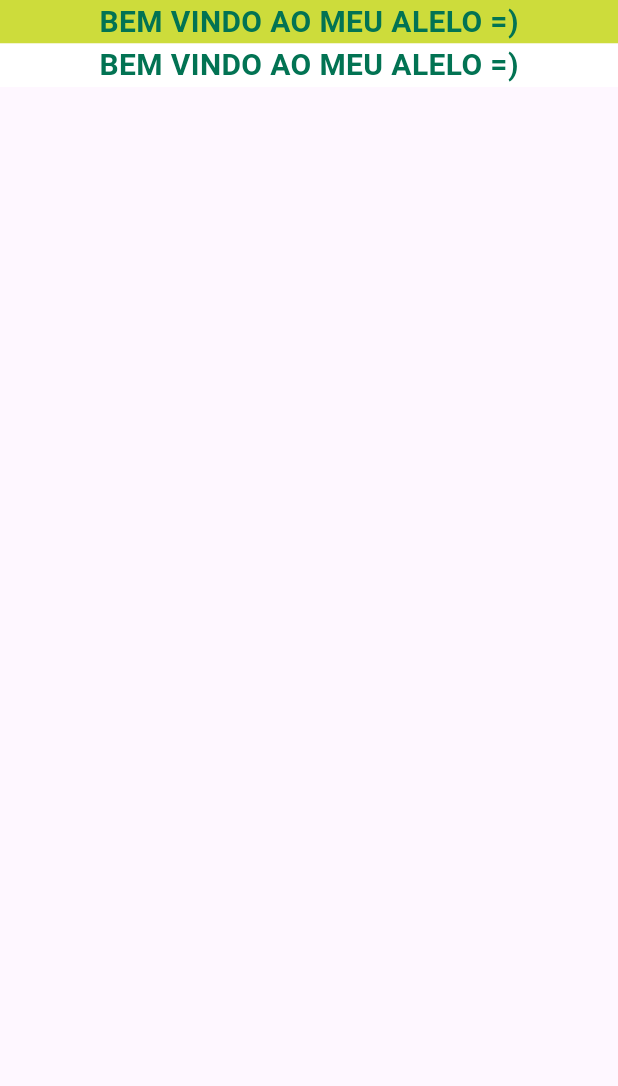
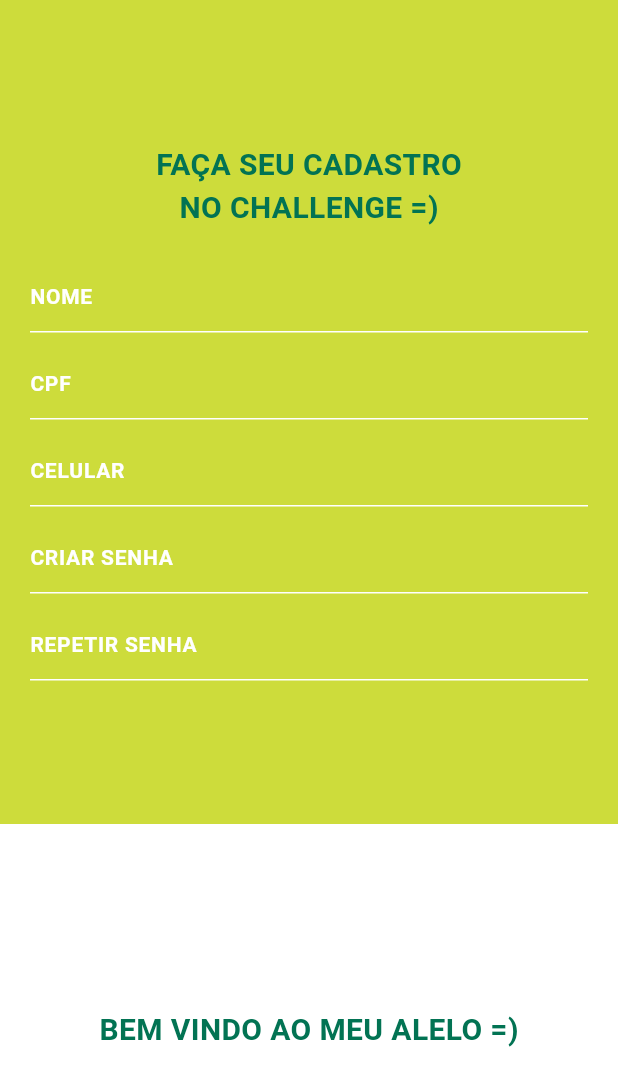
Before and after one commit to marcosalvesmacedo/my_challenge_app, a Flutter app: the screen it shows after launch, on a phone screen of 412 x 824 dp. Shown: the top 1086 px of the screen. Run offline on Flutter 3.47's test engine with Material 3 defaults, Android fonts, the phone set to English and light mode, and no system bars.

Commit message:
Criação de widget de textField personalizado e pagina remember me

```diff
--- a/lib/features/auth/presentation/remember.dart
+++ /dev/null
@@ -1,64 +0,0 @@
-import 'package:flutter/material.dart';
-
-class Remember extends StatefulWidget {
-  const Remember({super.key});
-
-  @override
-  State<Remember> createState() => _RememberState();
-}
-
-class _RememberState extends State<Remember> {
-  @override
-  Widget build(BuildContext context) {
-    return Scaffold(
-      body: SafeArea(
-        child: Center(
-          child: Expanded(
-            child: Column(
-              children: <Widget>[
-                Container(
-                  constraints: const BoxConstraints(
-                    minWidth: 500,
-                  ),
-                  color: const Color(0xFFCDDC3B),
-                  child: const Column(
-                    mainAxisAlignment: MainAxisAlignment.center,
-                    children: <Widget>[
-                      Text(
-                        'BEM VINDO AO MEU ALELO =)',
-                        style: TextStyle(
-                          color: Color(0xFF027353),
-                          fontSize: 20,
-                          fontWeight: FontWeight.bold,
-                        ),
-                      ),
-                    ],
-                  ),
-                ),
-                Container(
-                  constraints: const BoxConstraints(
-                    minWidth: 500,
-                  ),
-                  color: Colors.white,
-                  child: const Column(
-                    mainAxisAlignment: MainAxisAlignment.center,
-                    children: <Widget>[
-                      Text(
-                        'BEM VINDO AO MEU ALELO =)',
-                        style: TextStyle(
-                          color: Color(0xFF027353),
-                          fontSize: 20,
-                          fontWeight: FontWeight.bold,
-                        ),
-                      ),
-                    ],
-                  ),
-                ),
-              ],
-            ),
-          ),
-        ),
-      ),
-    );
-  }
-}
--- a/lib/main.dart
+++ b/lib/main.dart
@@ -1,6 +1,6 @@
 import 'package:flutter/material.dart';
-import 'package:my_challenge_app/features/auth/presentation/auth.dart';
-import 'package:my_challenge_app/features/auth/presentation/remember.dart';
+import 'package:my_challenge_app/src/features/auth/presentation/auth.dart';
+import 'package:my_challenge_app/src/features/auth/presentation/remember.dart';
 
 void main() {
   runApp(const MyChallengeApp());
--- /dev/null
+++ b/lib/src/features/auth/presentation/remember.dart
@@ -0,0 +1,115 @@
+import 'package:flutter/material.dart';
+import 'package:my_challenge_app/src/widgets/custom_text_field.dart';
+
+class Remember extends StatefulWidget {
+  const Remember({super.key});
+
+  @override
+  State<Remember> createState() => _RememberState();
+}
+
+class _RememberState extends State<Remember> {
+  @override
+  Widget build(BuildContext context) {
+    return Scaffold(
+      body: SafeArea(
+        child: Center(
+          child: Row(
+            mainAxisAlignment: MainAxisAlignment.center,
+            children: [
+              Column(
+                children: <Widget>[
+                  Expanded(
+                    flex: 2,
+                    child: Container(
+                      width: MediaQuery.of(context).size.width,
+                      padding: const EdgeInsets.all(20),
+                      color: const Color(0xFFCDDC3B),
+                      child: const Column(
+                        mainAxisAlignment: MainAxisAlignment.center,
+                        children: <Widget>[
+                          Text(
+                            'FAÇA SEU CADASTRO',
+                            style: TextStyle(
+                              color: Color(0xFF027353),
+                              fontSize: 20,
+                              fontWeight: FontWeight.bold,
+                            ),
+                          ),
+                          Text(
+                            'NO CHALLENGE =)',
+                            style: TextStyle(
+                              color: Color(0xFF027353),
+                              fontSize: 20,
+                              fontWeight: FontWeight.bold,
+                            ),
+                          ),
+                          SizedBox(
+                            height: 20,
+                          ),
+                          CustomTextField(
+                            key: ValueKey('NOME'),
+                            hintText: 'NOME',
+                          ),
+                          SizedBox(
+                            height: 10,
+                          ),
+                          CustomTextField(
+                            key: ValueKey('CPF'),
+                            hintText: 'CPF',
+                          ),
+                          SizedBox(
+                            height: 10,
+                          ),
+                          CustomTextField(
+                            key: ValueKey('CELULAR'),
+                            hintText: 'CELULAR',
+                          ),
+                          SizedBox(
+                            height: 10,
+                          ),
+                          CustomTextField(
+                            key: ValueKey('CRIAR SENHA'),
+                            hintText: 'CRIAR SENHA',
+                          ),
+                          SizedBox(
+                            height: 10,
+                          ),
+                          CustomTextField(
+                            key: ValueKey('REPETIR SENHA'),
+                            hintText: 'REPETIR SENHA',
+                          ),
+                        ],
+                      ),
+                    ),
+                  ),
+                  Expanded(
+                    flex: 1,
+                    child: Container(
+                      width: MediaQuery.of(context).size.width,
+                      padding: const EdgeInsets.all(20),
+                      color: const Color(0xFFFFFFFF),
+                      child: const Column(
+                        mainAxisAlignment: MainAxisAlignment.center,
+                        children: <Widget>[
+                          Text(
+                            'BEM VINDO AO MEU ALELO =)',
+                            style: TextStyle(
+                              color: Color(0xFF027353),
+                              fontSize: 20,
+                              fontWeight: FontWeight.bold,
+                            ),
+                          ),
+                        ],
+                      ),
+                    ),
+                  ),
+                ],
+              ),
+            ],
+          ),
+        ),
+      ),
+    );
+  }
+}
--- /dev/null
+++ b/lib/src/widgets/custom_text_field.dart
@@ -0,0 +1,33 @@
+import 'package:flutter/material.dart';
+
+class CustomTextField extends StatelessWidget {
+  final String hintText;
+
+  const CustomTextField({
+    required Key key,
+    required this.hintText,
+  }) : super(key: key);
+
+  @override
+  Widget build(BuildContext context) {
+    return TextField(
+      decoration: InputDecoration(
+        enabledBorder: const UnderlineInputBorder(
+          borderSide: BorderSide(
+            color: Color(0xFFFFFFFF),
+          ),
+        ),
+        focusedBorder: const UnderlineInputBorder(
+            borderSide: BorderSide(
+          color: Color(0xFF027353),
+        )),
+        hintText: hintText,
+        hintStyle: const TextStyle(
+          color: Color(0xFFFFFFFF),
+          fontSize: 14,
+          fontWeight: FontWeight.bold,
+        ),
+      ),
+    );
+  }
+}
```
Also changed, not shown: lib/src/features/auth/presentation/auth.dart (renamed from lib/features/auth/presentation/auth.dart), lib/src/features/home/home.dart (added).
